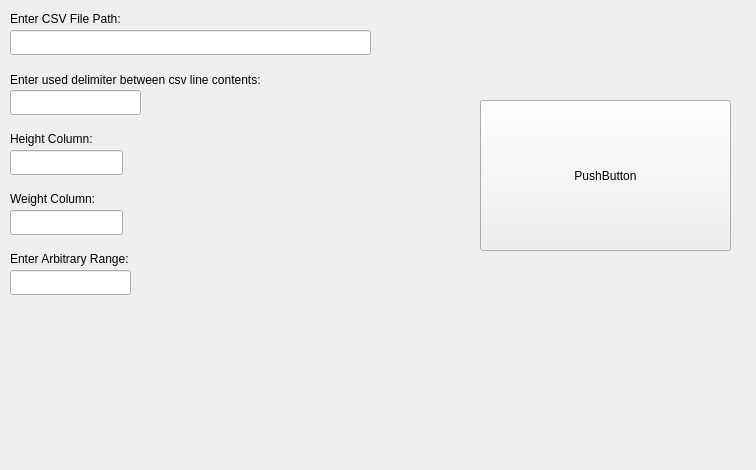
This is histogram_diagram/src/mainwindow.ui in Mr-Developer-again/barchart-generator as Qt 5 draws it before an edit. The edited form follows.
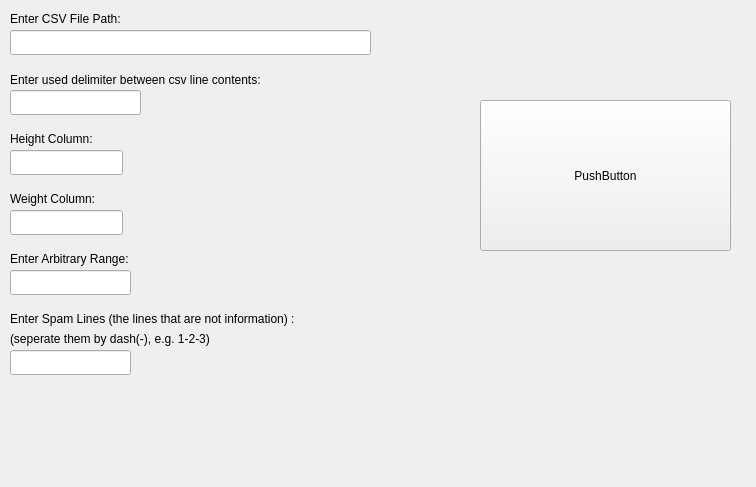
This is the edited form.

Commit message: major changes: 1. changing on ui (for getting spam lines from user, setting priority    for lineEdit properties) 2. adding Arad::Scoping::ScopingCls class for doing scoping things on extracter information from csv file 3. changing on Arad::CsvParser namespace

What changed in the file:
```diff
--- a/histogram_diagram/src/mainwindow.ui
+++ b/histogram_diagram/src/mainwindow.ui
@@ -7,7 +7,7 @@
     <x>0</x>
     <y>0</y>
     <width>756</width>
-    <height>470</height>
+    <height>487</height>
    </rect>
   </property>
   <property name="windowTitle">
@@ -142,6 +142,42 @@
      <string>Weight Column:</string>
     </property>
    </widget>
+   <widget class="QLabel" name="label">
+    <property name="geometry">
+     <rect>
+      <x>10</x>
+      <y>310</y>
+      <width>371</width>
+      <height>17</height>
+     </rect>
+    </property>
+    <property name="text">
+     <string>Enter Spam Lines (the lines that are not information) :</string>
+    </property>
+   </widget>
+   <widget class="QLabel" name="label_2">
+    <property name="geometry">
+     <rect>
+      <x>10</x>
+      <y>330</y>
+      <width>251</width>
+      <height>17</height>
+     </rect>
+    </property>
+    <property name="text">
+     <string>(seperate them by dash(-), e.g. 1-2-3)</string>
+    </property>
+   </widget>
+   <widget class="QLineEdit" name="lineEdit_spamLines">
+    <property name="geometry">
+     <rect>
+      <x>10</x>
+      <y>350</y>
+      <width>121</width>
+      <height>25</height>
+     </rect>
+    </property>
+   </widget>
   </widget>
  </widget>
  <tabstops>
```
Left out of the diff: 1 changed line with no effect on the pictures. The commit also changes 9 other files.
